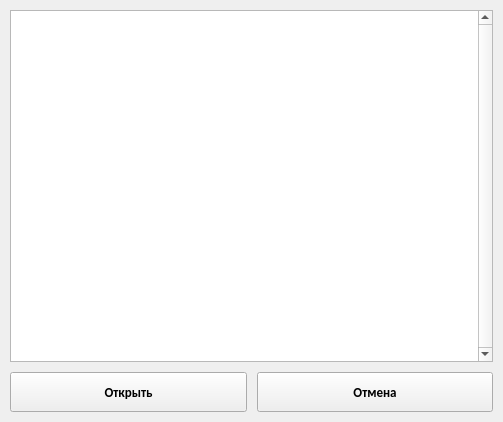
Before: the Qt Designer form ui/lp_selection_window.ui in WeeIIer/knowledge_representation-lab_2, drawn with Qt 5.
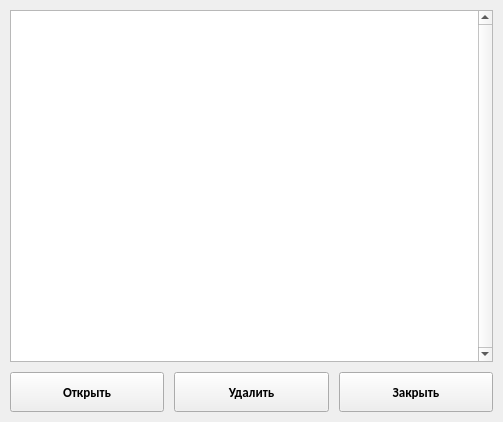
After: the same form once the commit is applied.

Patch:
```diff
--- a/ui/lp_selection_window.ui
+++ b/ui/lp_selection_window.ui
@@ -117,7 +117,35 @@
         <cursorShape>PointingHandCursor</cursorShape>
        </property>
        <property name="text">
-        <string>Отмена</string>
+        <string>Удалить</string>
+       </property>
+       <property name="iconSize">
+        <size>
+         <width>24</width>
+         <height>24</height>
+        </size>
+       </property>
+      </widget>
+     </item>
+     <item>
+      <widget class="QPushButton" name="button_exit">
+       <property name="minimumSize">
+        <size>
+         <width>100</width>
+         <height>40</height>
+        </size>
+       </property>
+       <property name="font">
+        <font>
+         <weight>75</weight>
+         <bold>true</bold>
+        </font>
+       </property>
+       <property name="cursor">
+        <cursorShape>PointingHandCursor</cursorShape>
+       </property>
+       <property name="text">
+        <string>Закрыть</string>
        </property>
        <property name="iconSize">
         <size>
```
Left out of the diff: 2 changed lines with no effect on the pictures.
